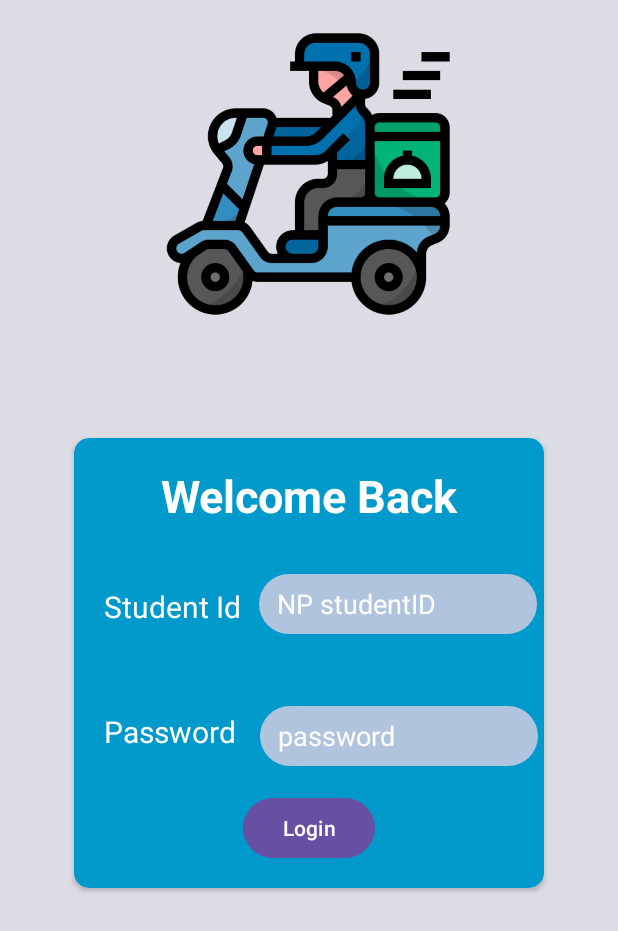
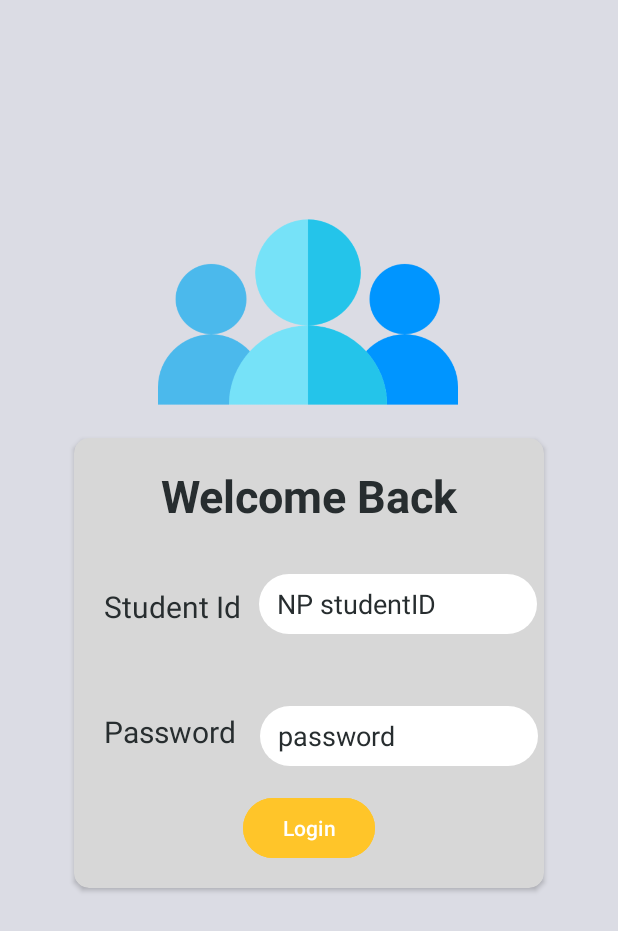
Before and after one commit to MAD24P03Team3/P03Team3, an Android app: the loginPage screen opened directly, with no data from a screen before it, on a phone screen of 412 x 824 dp. Shown: the top 931 px of the screen. Run offline under Robolectric (Android 15) with nearby library versions, the phone set to English and light mode, and no system bars.

Commit message:
changed login icon

```diff
--- a/app/src/main/java/sg/edu/np/mad/myapplication/menuModel.java
+++ b/app/src/main/java/sg/edu/np/mad/myapplication/menuModel.java
@@ -7,7 +7,7 @@ public class menuModel {
     int image;
 
 
-    public menuModel(String itemdesc, String itemName, int image) {
+    public menuModel(String itemName, String itemdesc, int image) {
         this.itemdesc = itemdesc;
         this.itemName = itemName;
         this.image = image;
--- a/app/src/main/res/drawable/rounded_button.xml
+++ b/app/src/main/res/drawable/rounded_button.xml
@@ -1,6 +1,6 @@
 <?xml version="1.0" encoding="utf-8"?>
 <shape xmlns:android="http://schemas.android.com/apk/res/android">
-    <solid android:color="@color/LightSteelBlue"/>
+    <solid android:color="@color/white"/>
     <corners android:radius="20dp"/>
     <padding android:left="0dp" android:top="0dp" android:right="0dp" android:bottom="0dp" />
 </shape>
--- a/app/src/main/res/layout/activity_foodmenu.xml
+++ b/app/src/main/res/layout/activity_foodmenu.xml
@@ -23,7 +23,7 @@
             android:layout_alignParentTop="true"
             android:layout_marginStart="20dp"
             android:layout_marginTop="8dp"
-            tools:srcCompat="@tools:sample/avatars" />
+            android:src="@mipmap/ic_launcher_round" />
 
         <TextView
             android:id="@+id/restHeader"
--- a/app/src/main/res/layout/activity_login_page.xml
+++ b/app/src/main/res/layout/activity_login_page.xml
@@ -12,9 +12,10 @@
     <ImageView
         android:layout_width="200dp"
         android:layout_height="200dp"
-        android:layout_marginTop="16dp"
-        android:background="@drawable/delivery_driver"
+        android:layout_marginTop="108dp"
+        android:background="@drawable/users"
         app:layout_constraintEnd_toEndOf="@id/main"
+        app:layout_constraintHorizontal_bias="0.497"
         app:layout_constraintStart_toStartOf="@id/main"
         app:layout_constraintTop_toTopOf="@id/main" />
 
@@ -23,7 +24,7 @@
         android:layout_width="wrap_content"
         android:layout_height="300dp"
         android:layout_marginTop="60dp"
-        app:cardBackgroundColor="@android:color/holo_blue_dark"
+        app:cardBackgroundColor="@color/Grey"
         app:cardCornerRadius="10dp"
         app:layout_constraintBottom_toBottomOf="parent"
         app:layout_constraintEnd_toEndOf="parent"
@@ -44,7 +45,7 @@
                 android:layout_marginTop="24dp"
                 android:padding="4dp"
                 android:text="Welcome Back"
-                android:textColor="@color/white"
+                android:textColor="@color/Black"
                 android:textSize="30dp"
                 android:textStyle="bold"
                 app:layout_constraintEnd_toEndOf="@id/card_content"
@@ -59,7 +60,7 @@
                 android:layout_marginTop="32dp"
                 android:padding="4dp"
                 android:text="Student Id"
-                android:textColor="@color/white"
+                android:textColor="@color/Black"
                 android:textSize="20dp"
                 app:layout_constraintStart_toStartOf="@id/card_content"
                 app:layout_constraintTop_toBottomOf="@id/login_header" />
@@ -74,7 +75,7 @@
                 android:hint="NP studentID"
                 android:paddingStart="12dp"
 
-                android:textColorHint="@color/white"
+                android:textColorHint="@color/Black"
                 app:layout_constraintStart_toEndOf="@id/username"
                 app:layout_constraintTop_toBottomOf="@id/login_header" />
 
@@ -86,7 +87,7 @@
                 android:layout_marginTop="48dp"
                 android:padding="4dp"
                 android:text="Password"
-                android:textColor="@color/white"
+                android:textColor="@color/Black"
                 android:textSize="20dp"
                 app:layout_constraintStart_toStartOf="@id/card_content"
                 app:layout_constraintTop_toBottomOf="@id/username" />
@@ -100,12 +101,13 @@
                 android:background="@drawable/rounded_button"
                 android:hint="password"
                 android:paddingStart="12dp"
-                android:textColorHint="@color/white"
+                android:textColorHint="@color/Black"
                 app:layout_constraintStart_toEndOf="@id/password"
                 app:layout_constraintTop_toBottomOf="@id/et_username" />
 
             <Button
                 android:id="@+id/login"
+                android:backgroundTint="@color/Yellow"
                 android:layout_width="wrap_content"
                 android:layout_height="wrap_content"
                 android:layout_marginBottom="12dp"
--- a/app/src/main/res/values/colors.xml
+++ b/app/src/main/res/values/colors.xml
@@ -3,4 +3,8 @@
     <color name="black">#FF000000</color>
     <color name="white">#FFFFFFFF</color>
     <color name="LightSteelBlue">#B0C4DE</color>
+    <color name = "Yellow">#FFC529</color>
+    <color name = "Red">#FE724C</color>
+    <color name = "Grey">#D7D7D7</color>
+    <color name = "Black">#272D2F</color>
 </resources>
```
Also changed, not shown: app/src/main/res/drawable/delivery_driver.png (deleted), app/src/main/res/drawable/users.png (added).
